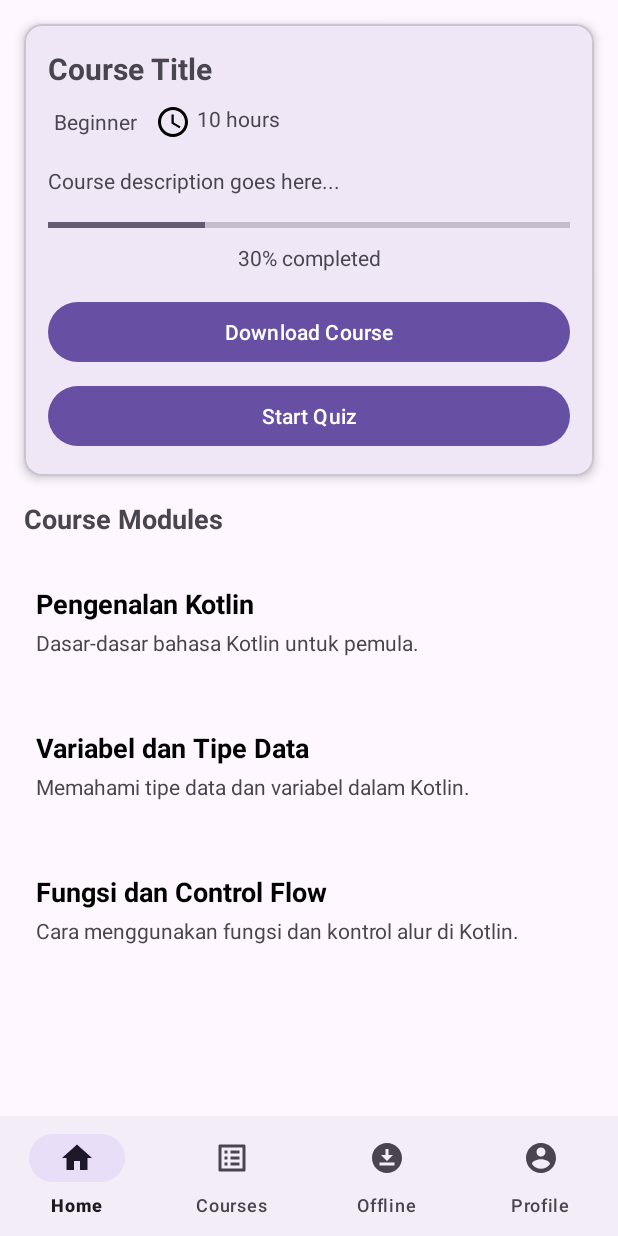
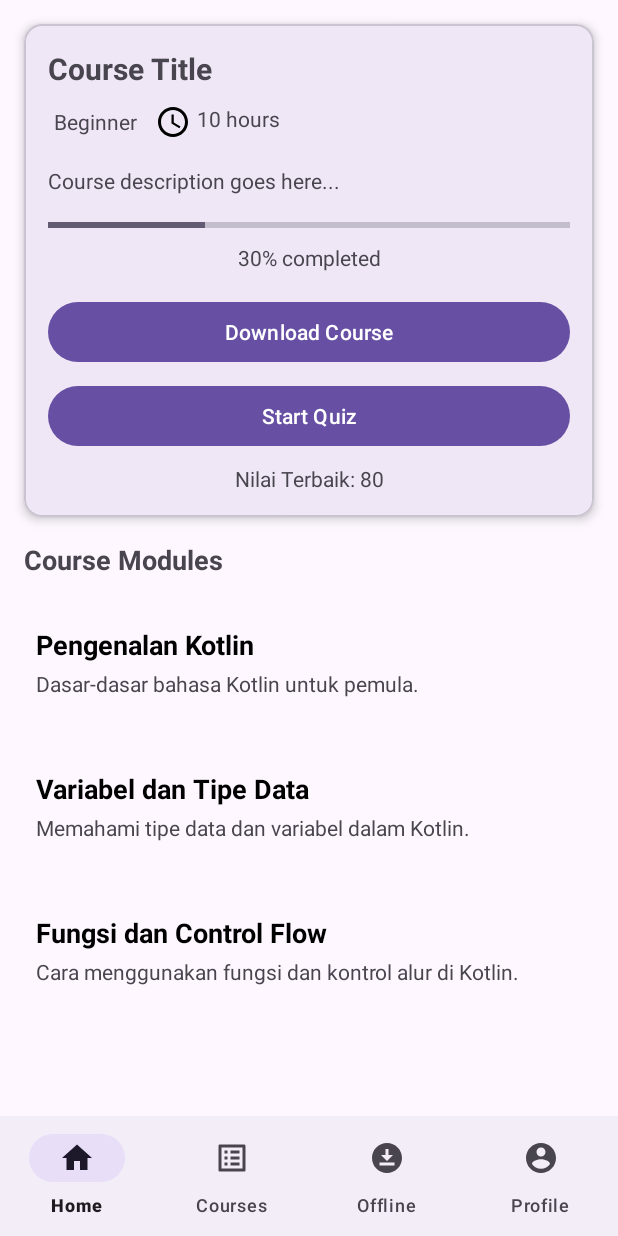
Before and after one commit to 5val/proyek_mad, an Android app: the CourseDetailFragment screen opened through its navigation route, on a phone screen of 412 x 824 dp. Run offline under Robolectric (Android 15) with nearby library versions, the phone set to English and light mode, and no system bars; our stand-ins replace data binding.

Commit message:
progress nilai quiz

```diff
--- a/app/src/main/java/com/example/proyek_mad/ui/detailmateri/CourseDetailAdapter.kt
+++ b/app/src/main/java/com/example/proyek_mad/ui/detailkelas/CourseDetailAdapter.kt
@@ -1,4 +1,4 @@
-package com.example.proyek_mad.ui.detailmateri
+package com.example.proyek_mad.ui.detailkelas
 
 import android.view.LayoutInflater
 import android.view.ViewGroup
--- a/app/src/main/java/com/example/proyek_mad/ui/detailmateri/CourseDetailFragment.kt
+++ b/app/src/main/java/com/example/proyek_mad/ui/detailkelas/CourseDetailFragment.kt
@@ -1,4 +1,4 @@
-package com.example.proyek_mad.ui.detailmateri
+package com.example.proyek_mad.ui.detailkelas
 
 import android.os.Bundle
 import androidx.fragment.app.Fragment
@@ -9,7 +9,6 @@ import androidx.databinding.DataBindingUtil
 import androidx.fragment.app.viewModels
 import androidx.lifecycle.Observer
 import androidx.navigation.fragment.findNavController
-import androidx.navigation.ui.navigateUp
 import androidx.recyclerview.widget.LinearLayoutManager
 import com.example.proyek_mad.R
 import com.example.proyek_mad.data.Module
@@ -31,6 +30,7 @@ class CourseDetailFragment : Fragment() {
         super.onViewCreated(view, savedInstanceState)
         viewModel.refresh()
         val courseDetailAdapter = CourseDetailAdapter()
+        binding.vm = viewModel
         binding.lifecycleOwner = this
 
         val observer = Observer<List<Module>>{it ->
--- a/app/src/main/java/com/example/proyek_mad/ui/detailmateri/CourseDetailViewModel.kt
+++ b/app/src/main/java/com/example/proyek_mad/ui/detailkelas/CourseDetailViewModel.kt
@@ -1,10 +1,9 @@
-package com.example.proyek_mad.ui.detailmateri
+package com.example.proyek_mad.ui.detailkelas
 
 import androidx.lifecycle.LiveData
 import androidx.lifecycle.MutableLiveData
 import androidx.lifecycle.ViewModel
 import androidx.lifecycle.viewModelScope
-import com.example.proyek_mad.data.Course
 import com.example.proyek_mad.data.MockDB
 import com.example.proyek_mad.data.Module
 import kotlinx.coroutines.launch
@@ -14,9 +13,18 @@ class CourseDetailViewModel:ViewModel() {
     val materi: LiveData<List<Module>>
         get() = _materi
 
+    var nilaiTerbaik = 0
+
     fun refresh() {
         viewModelScope.launch {
             _materi.value = MockDB.modules.filter { it.kelas_id == MockDB.selectedKelas }
+            var kuisKelas = MockDB.quizzes.find { it.kelas_id == MockDB.selectedKelas }
+            var kuisAttempts = MockDB.quizAttempts.filter { it.kuis_id == kuisKelas?.kuis_id }.sortedByDescending {
+                it.skor_diperoleh
+            }
+            if(kuisAttempts.size > 0) {
+                nilaiTerbaik = kuisAttempts[0].skor_diperoleh
+            }
         }
     }
 
--- a/app/src/main/java/com/example/proyek_mad/ui/listkelas/CoursesAdapter.kt
+++ b/app/src/main/java/com/example/proyek_mad/ui/listkelas/CoursesAdapter.kt
@@ -6,11 +6,7 @@ import androidx.recyclerview.widget.DiffUtil
 import androidx.recyclerview.widget.ListAdapter
 import androidx.recyclerview.widget.RecyclerView
 import com.example.proyek_mad.data.Course
-import com.example.proyek_mad.data.MockDB
-import com.example.proyek_mad.data.Module
 import com.example.proyek_mad.databinding.ItemCourseCardBinding
-import com.example.proyek_mad.ui.detailmateri.CourseDetailAdapter
-import com.example.proyek_mad.ui.detailmateri.courseDetailDiffUtil
 
 class CourseDiffUtil : DiffUtil.ItemCallback<Course>() {
     override fun areItemsTheSame(oldItem: Course, newItem: Course): Boolean {
--- a/app/src/main/java/com/example/proyek_mad/ui/quiz/QuizViewModel.kt
+++ b/app/src/main/java/com/example/proyek_mad/ui/quiz/QuizViewModel.kt
@@ -29,6 +29,7 @@ class QuizViewModel: ViewModel() {
     var jmlQuestion = 0
     var selectedOption: Int = -1
     var nilaiUser = 0
+    var jawabanBenar = 0
 
     fun refresh() {
         startQuiz()
@@ -51,6 +52,7 @@ class QuizViewModel: ViewModel() {
             var isBenar = option!!.apakah_benar
             if(isBenar == 1) {
                 nilaiUser += _question.value.poin_soal
+                jawabanBenar++
             }
             MockDB.quizAnswers.add(QuizAnswer(MockDB.quizAnswers.size + 1, MockDB.quizAttempts[MockDB.quizAttempts.size-1].attempt_id, _question.value.soal_id, selectedOption, isBenar))
         }
@@ -69,6 +71,7 @@ class QuizViewModel: ViewModel() {
     fun startQuiz(){
         viewModelScope.launch {
             nilaiUser = 0
+            jawabanBenar = 0
             _quiz.value = MockDB.quizzes.find { it.kelas_id == MockDB.selectedKelas }
             MockDB.quizAttempts.add(QuizAttempt(MockDB.quizAttempts.size + 1, 1, _quiz.value.kuis_id, 1, 0, 0))
             var questions = MockDB.questions.filter { it.kuis_id == _quiz.value.kuis_id }
--- a/app/src/main/res/layout/fragment_course_detail.xml
+++ b/app/src/main/res/layout/fragment_course_detail.xml
@@ -2,10 +2,15 @@
 <layout xmlns:android="http://schemas.android.com/apk/res/android"
     xmlns:app="http://schemas.android.com/apk/res-auto"
     xmlns:tools="http://schemas.android.com/tools">
+    <data>
+        <variable
+            name="vm"
+            type="com.example.proyek_mad.ui.detailkelas.CourseDetailViewModel" />
+    </data>
     <androidx.core.widget.NestedScrollView
         android:layout_width="match_parent"
         android:layout_height="match_parent"
-        tools:context=".ui.detailmateri.CourseDetailFragment">
+        tools:context=".ui.detailkelas.CourseDetailFragment">
 
         <androidx.constraintlayout.widget.ConstraintLayout
             android:layout_width="match_parent"
@@ -103,8 +108,7 @@
                         android:layout_width="wrap_content"
                         android:layout_height="wrap_content"
                         android:layout_marginTop="8dp"
-                        android:text="Best score: 85/100"
-                        android:visibility="gone"
+                        android:text='@{"Nilai Terbaik: " + String.valueOf(vm.nilaiTerbaik)}'
                         app:layout_constraintEnd_toEndOf="parent"
                         app:layout_constraintStart_toStartOf="parent"
                         app:layout_constraintTop_toBottomOf="@id/btnStartQuiz" />
--- a/app/src/main/res/navigation/user_nav_graph.xml
+++ b/app/src/main/res/navigation/user_nav_graph.xml
@@ -52,7 +52,7 @@
         app:destination="@id/profileFragment" />
     <fragment
         android:id="@+id/courseDetailFragment"
-        android:name="com.example.proyek_mad.ui.detailmateri.CourseDetailFragment"
+        android:name="com.example.proyek_mad.ui.detailkelas.CourseDetailFragment"
         android:label="CourseDetailFragment" >
         <action
             android:id="@+id/action_courseDetailFragment_to_moduleFragment"
@@ -76,7 +76,18 @@
         android:label="fragment_quiz"
         tools:layout="@layout/fragment_quiz" >
         <action
-            android:id="@+id/action_quizFragment_to_courseDetailFragment"
+            android:id="@+id/action_quizFragment_to_quizResultFragment"
+            app:destination="@id/quizResultFragment" />
+    </fragment><action android:id="@+id/action_global_moduleFragment" app:destination="@id/moduleFragment"/><action android:id="@+id/action_global_courseDetailFragment" app:destination="@id/courseDetailFragment"/>
+    <fragment
+        android:id="@+id/quizResultFragment"
+        android:name="com.example.proyek_mad.ui.quiz.QuizResultFragment"
+        android:label="QuizResultFragment" >
+        <action
+            android:id="@+id/action_quizResultFragment_to_courseDetailFragment"
             app:destination="@id/courseDetailFragment" />
-    </fragment><action android:id="@+id/action_global_moduleFragment" app:destination="@id/moduleFragment"/><action android:id="@+id/action_global_courseDetailFragment" app:destination="@id/courseDetailFragment"/>
+        <action
+            android:id="@+id/action_quizResultFragment_to_quizFragment"
+            app:destination="@id/quizFragment" />
+    </fragment>
 </navigation>
```
Also changed, not shown: app/src/main/java/com/example/proyek_mad/ui/quiz/QuizFragment.kt (+3 -21 lines), app/src/main/java/com/example/proyek_mad/ui/quiz/QuizResultFragment.kt (added, +44 -0 lines), app/src/main/res/layout/fragment_quiz_result.xml (added, +71 -0 lines).
